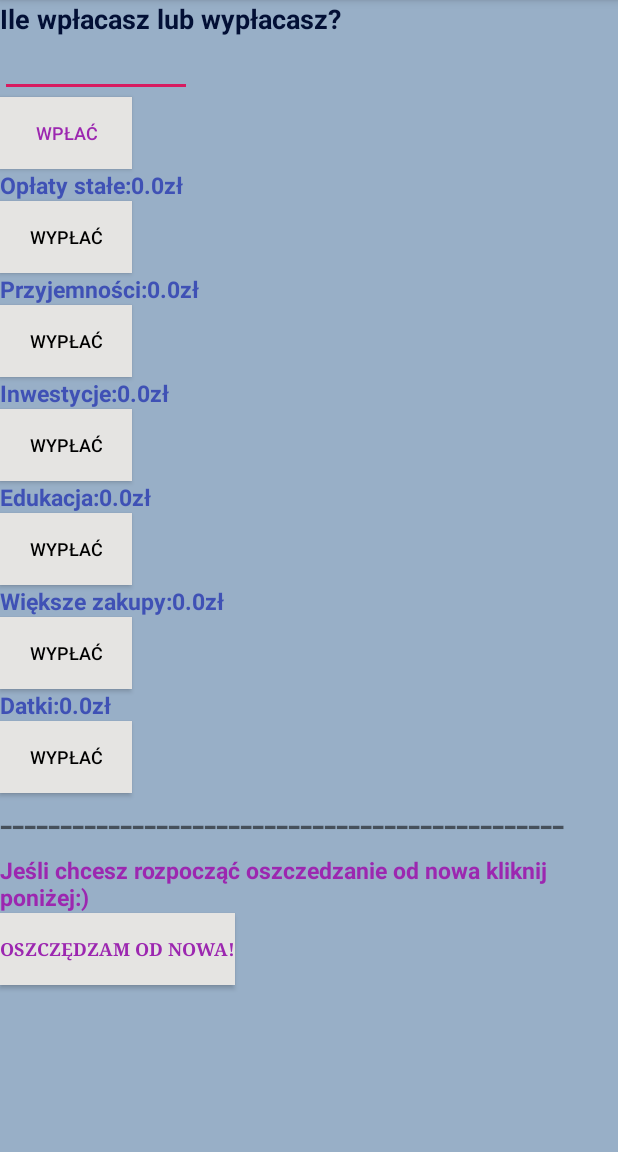
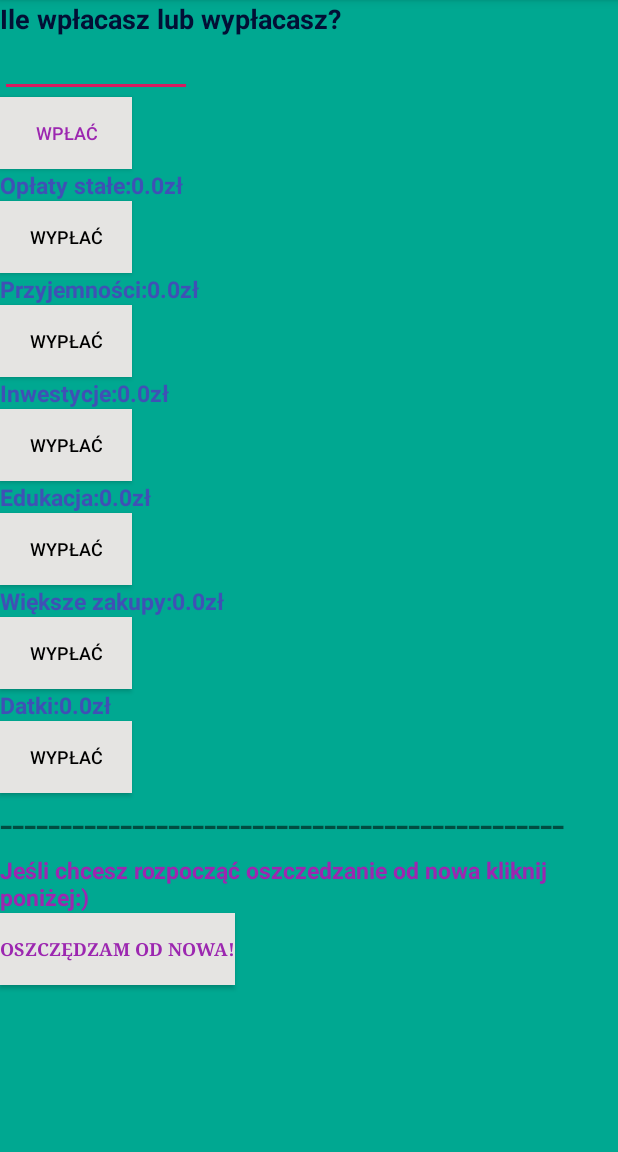
Before and after one commit to KwietniewskiD/6Jars_Project, an Android app: the screen it shows after launch (MainActivity), on a phone screen of 412 x 824 dp, the part 84-1236 px from its top. Run offline under Robolectric (Android 15) with nearby library versions, the light colour scheme and no system bars.

Commit message:
Update activity_main.xml

```diff
--- a/Andoid/Szesoikw/app/src/main/res/layout/activity_main.xml
+++ b/Andoid/Szesoikw/app/src/main/res/layout/activity_main.xml
@@ -4,7 +4,7 @@
     xmlns:tools="http://schemas.android.com/tools"
     android:layout_width="match_parent"
     android:layout_height="match_parent"
-    android:background="#98AFC7"
+    android:background="#00A891"
     tools:context=".MainActivity">
 
     <LinearLayout
```
